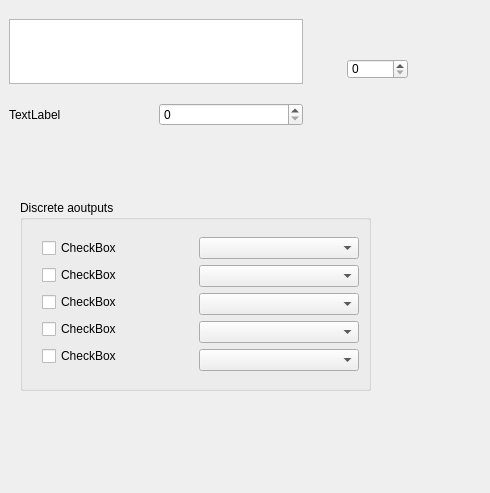
This is form.ui in nelly18/KoalaGUI as Qt 5 draws it before an edit. The edited form follows.
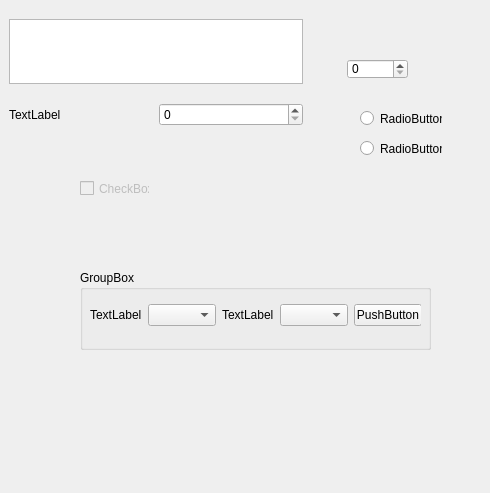
This is the edited form.

The edit to the form file:
```diff
--- a/form.ui
+++ b/form.ui
@@ -16,89 +16,6 @@
   <property name="windowOpacity">
    <double>1.000000000000000</double>
   </property>
-  <widget class="QGroupBox" name="groupBox">
-   <property name="geometry">
-    <rect>
-     <x>20</x>
-     <y>200</y>
-     <width>351</width>
-     <height>191</height>
-    </rect>
-   </property>
-   <property name="title">
-    <string>Discrete aoutputs</string>
-   </property>
-   <layout class="QGridLayout" name="gridLayout_4">
-    <item row="0" column="0">
-     <layout class="QGridLayout" name="gridLayout_3" columnminimumwidth="1,50">
-      <property name="sizeConstraint">
-       <enum>QLayout::SetMinimumSize</enum>
-      </property>
-      <item row="0" column="0">
-       <layout class="QGridLayout" name="gridLayout">
-        <property name="leftMargin">
-         <number>10</number>
-        </property>
-        <item row="0" column="0">
-         <widget class="QCheckBox" name="checkBox">
-          <property name="text">
-           <string>CheckBox</string>
-          </property>
-         </widget>
-        </item>
-        <item row="1" column="0">
-         <widget class="QCheckBox" name="checkBox_2">
-          <property name="text">
-           <string>CheckBox</string>
-          </property>
-         </widget>
-        </item>
-        <item row="2" column="0">
-         <widget class="QCheckBox" name="checkBox_3">
-          <property name="text">
-           <string>CheckBox</string>
-          </property>
-         </widget>
-        </item>
-        <item row="3" column="0">
-         <widget class="QCheckBox" name="checkBox_4">
-          <property name="text">
-           <string>CheckBox</string>
-          </property>
-         </widget>
-        </item>
-        <item row="4" column="0">
-         <widget class="QCheckBox" name="checkBox_5">
-          <property name="text">
-           <string>CheckBox</string>
-          </property>
-         </widget>
-        </item>
-       </layout>
-      </item>
-      <item row="0" column="1">
-       <layout class="QVBoxLayout" name="verticalLayout">
-        <item>
-         <widget class="QComboBox" name="comboBox"/>
-        </item>
-        <item>
-         <widget class="QComboBox" name="comboBox_2"/>
-        </item>
-        <item>
-         <widget class="QComboBox" name="comboBox_3"/>
-        </item>
-        <item>
-         <widget class="QComboBox" name="comboBox_4"/>
-        </item>
-        <item>
-         <widget class="QComboBox" name="comboBox_5"/>
-        </item>
-       </layout>
-      </item>
-     </layout>
-    </item>
-   </layout>
-  </widget>
   <widget class="QSpinBox" name="spinBox">
    <property name="geometry">
     <rect>
@@ -143,6 +60,106 @@
     </item>
    </layout>
   </widget>
+  <widget class="QRadioButton" name="radioButton">
+   <property name="geometry">
+    <rect>
+     <x>360</x>
+     <y>110</y>
+     <width>82</width>
+     <height>17</height>
+    </rect>
+   </property>
+   <property name="text">
+    <string>RadioButton</string>
+   </property>
+  </widget>
+  <widget class="QRadioButton" name="radioButton_2">
+   <property name="geometry">
+    <rect>
+     <x>360</x>
+     <y>140</y>
+     <width>82</width>
+     <height>17</height>
+    </rect>
+   </property>
+   <property name="text">
+    <string>RadioButton</string>
+   </property>
+  </widget>
+  <widget class="QGroupBox" name="groupBox">
+   <property name="geometry">
+    <rect>
+     <x>80</x>
+     <y>270</y>
+     <width>351</width>
+     <height>80</height>
+    </rect>
+   </property>
+   <property name="title">
+    <string>GroupBox</string>
+   </property>
+   <widget class="QWidget" name="gridLayoutWidget">
+    <property name="geometry">
+     <rect>
+      <x>10</x>
+      <y>20</y>
+      <width>331</width>
+      <height>51</height>
+     </rect>
+    </property>
+    <layout class="QGridLayout" name="gridLayout">
+     <item row="0" column="0">
+      <widget class="QLabel" name="label_2">
+       <property name="text">
+        <string>TextLabel</string>
+       </property>
+      </widget>
+     </item>
+     <item row="0" column="1">
+      <widget class="QComboBox" name="comboBox"/>
+     </item>
+     <item row="0" column="4">
+      <widget class="QPushButton" name="pushButton">
+       <property name="sizePolicy">
+        <sizepolicy hsizetype="Minimum" vsizetype="Fixed">
+         <horstretch>2</horstretch>
+         <verstretch>0</verstretch>
+        </sizepolicy>
+       </property>
+       <property name="text">
+        <string>PushButton</string>
+       </property>
+      </widget>
+     </item>
+     <item row="0" column="2">
+      <widget class="QLabel" name="label_3">
+       <property name="text">
+        <string>TextLabel</string>
+       </property>
+      </widget>
+     </item>
+     <item row="0" column="3">
+      <widget class="QComboBox" name="comboBox_2"/>
+     </item>
+    </layout>
+   </widget>
+  </widget>
+  <widget class="QCheckBox" name="checkBox">
+   <property name="enabled">
+    <bool>false</bool>
+   </property>
+   <property name="geometry">
+    <rect>
+     <x>80</x>
+     <y>180</y>
+     <width>70</width>
+     <height>17</height>
+    </rect>
+   </property>
+   <property name="text">
+    <string>CheckBox</string>
+   </property>
+  </widget>
  </widget>
  <resources/>
  <connections/>
```
